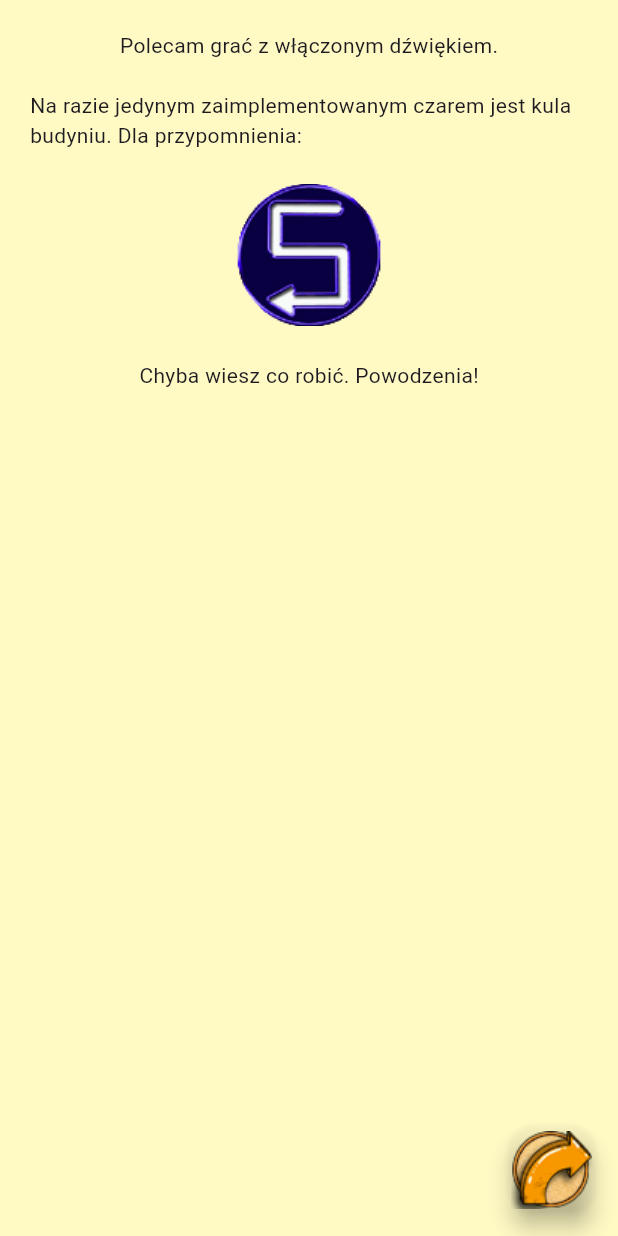
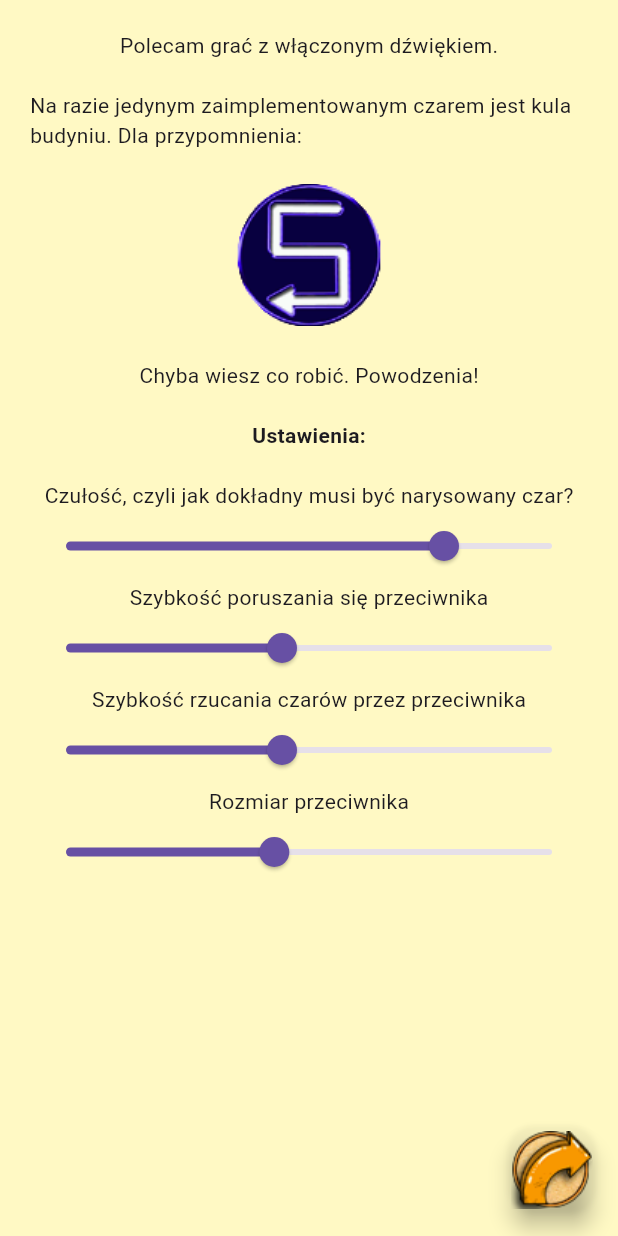
Before and after one commit to Qkor/tributeToReksio, a Flutter app: the screen it shows after launch, on a phone screen of 412 x 824 dp. Run offline on Flutter 3.47's test engine with Material 3 defaults, Android fonts, the phone set to English and light mode, and no system bars; our stand-ins replace audioplayers; missing offline and left inert: one_dollar_unistroke_recognizer.

Commit message:
game settings

```diff
--- a/lib/managers/spell_manager.dart
+++ b/lib/managers/spell_manager.dart
@@ -3,6 +3,11 @@ import 'package:ttr/managers/spells.dart';
 class SpellManager {
   static Spell? spell;
   static int playerHit=0;
+  // game settings
+  static double spellSensitivity = 0.85;
+  static double enemySize = 200;
+  static double enemySpeed = 5;
+  static double enemySpellCastingSpeed = 5;
 
   static getHit(){
     playerHit++;
--- a/lib/widgets/game_page.dart
+++ b/lib/widgets/game_page.dart
@@ -1,4 +1,3 @@
-import 'package:flutter/foundation.dart';
 import 'package:flutter/material.dart';
 import 'package:one_dollar_unistroke_recognizer/one_dollar_unistroke_recognizer.dart' as unistroke;
 import 'package:ttr/managers/audio_manager.dart';
@@ -54,10 +53,7 @@ class _GamePageState extends State<GamePage> {
         onPanEnd: (_) {
           AudioManager.stopSpellCasting();
           final recognized = unistroke.recognizeCustomUnistroke(_points);
-          if (recognized != null && recognized.score>0.85) {
-            if (kDebugMode) {
-              print('Stroke recognized as ${recognized.name} with score ${recognized.score}');
-            }
+          if (recognized != null && recognized.score>SpellManager.spellSensitivity) {
             SpellManager.spell = recognized.name;
             AudioManager.playSpellRecognized();
           } else{
--- a/lib/widgets/settings_page.dart
+++ b/lib/widgets/settings_page.dart
@@ -1,9 +1,9 @@
 import 'package:flutter/material.dart';
 import 'package:flutter/services.dart';
+import 'package:ttr/managers/spell_manager.dart';
 import 'package:ttr/widgets/game_page.dart';
-
-import '../managers/assets_manager.dart';
-import '../managers/audio_manager.dart';
+import 'package:ttr/managers/assets_manager.dart';
+import 'package:ttr/managers/audio_manager.dart';
 
 class SettingsPage extends StatefulWidget{
   const SettingsPage({super.key});
@@ -58,6 +58,53 @@ class _SettingsPageState extends State<SettingsPage> {
               ),
               const SizedBox(height: 20),
               const Text('Chyba wiesz co robić. Powodzenia!'),
+              const SizedBox(height: 20),
+              const Text('Ustawienia:', style: TextStyle(fontWeight: FontWeight.bold)),
+              const SizedBox(height: 20),
+              const Text('Czułość, czyli jak dokładny musi być narysowany czar?'),
+              Slider(
+                value: SpellManager.spellSensitivity,
+                min: 0.5,
+                max: 0.95,
+                onChanged: (value){
+                  setState(() {
+                    SpellManager.spellSensitivity = value;
+                  });
+                }
+              ),
+              const Text('Szybkość poruszania się przeciwnika'),
+              Slider(
+                  value: SpellManager.enemySpeed,
+                  min: 1,
+                  max: 10,
+                  onChanged: (value){
+                    setState(() {
+                      SpellManager.enemySpeed = value;
+                    });
+                  }
+              ),
+              const Text('Szybkość rzucania czarów przez przeciwnika'),
+              Slider(
+                  value: SpellManager.enemySpellCastingSpeed,
+                  min: 1,
+                  max: 10,
+                  onChanged: (value){
+                    setState(() {
+                      SpellManager.enemySpellCastingSpeed = value;
+                    });
+                  }
+              ),
+              const Text('Rozmiar przeciwnika'),
+              Slider(
+                  value: SpellManager.enemySize,
+                  min: 50,
+                  max: 400,
+                  onChanged: (value){
+                    setState(() {
+                      SpellManager.enemySize = value;
+                    });
+                  }
+              ),
             ],
           ),
         ),
```
Also changed, not shown: lib/widgets/enemy.dart (+14 -9 lines).
